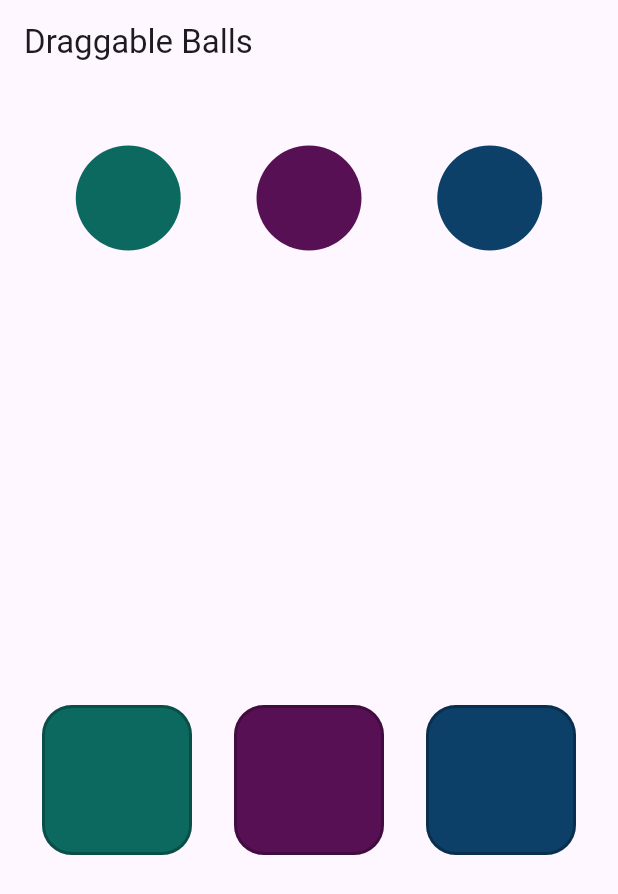
After one commit to fatima304/FatmaAtef_Week2_Challenges, a Flutter app: the screen it shows after launch, on a phone screen of 412 x 824 dp. The commit adds this screen. Shown: the top 894 px of the screen. Run offline on Flutter 3.47's test engine with Material 3 defaults, Android fonts, the phone set to English and light mode, and no system bars.

Commit message:
Challenge 2 done

```diff
--- /dev/null
+++ b/lib/challenge2/screens/challenge2.dart
@@ -0,0 +1,77 @@
+import 'package:challenges/challenge2/widgets/ball_widget.dart';
+import 'package:challenges/challenge2/widgets/color_dragger.dart';
+import 'package:flutter/material.dart';
+
+class DraggableTask extends StatefulWidget {
+  const DraggableTask({super.key});
+
+  @override
+  State<DraggableTask> createState() => _DraggableTaskState();
+}
+
+class _DraggableTaskState extends State<DraggableTask> {
+  final Map<Color, bool> matched = {
+    const Color.fromARGB(255, 12, 105, 96): false,
+    const Color.fromARGB(255, 88, 16, 85): false,
+    const Color.fromARGB(255, 13, 64, 105): false,
+  };
+
+  void confirmColor(Color incoming, Color target) {
+    setState(() {
+      if (incoming == target) {
+        matched[target] = true;
+        ScaffoldMessenger.of(
+          context,
+        ).showSnackBar(SnackBar(content: Text('Correct Color')));
+      } else {
+        ScaffoldMessenger.of(
+          context,
+        ).showSnackBar(const SnackBar(content: Text('Wrong drop. Try again.')));
+      }
+    });
+  }
+
+  @override
+  Widget build(BuildContext context) {
+    return Scaffold(
+      appBar: AppBar(title: const Text('Draggable Balls')),
+      body: Column(
+        children: [
+          const SizedBox(height: 16),
+          // Draggables row
+          SizedBox(
+            height: 120,
+            child: Row(
+              mainAxisAlignment: MainAxisAlignment.spaceEvenly,
+              children: matched.keys.map((color) {
+                final isMatched = matched[color]!;
+                return Draggable<Color>(
+                  data: color,
+                  feedback: buildBall(color, shadow: true),
+                  childWhenDragging: Opacity(
+                    opacity: 0.3,
+                    child: buildBall(color),
+                  ),
+                  child: buildBall(color, matched: isMatched),
+                );
+              }).toList(),
+            ),
+          ),
+          const SizedBox(height: 24),
+          Expanded(
+            child: Row(
+              mainAxisAlignment: MainAxisAlignment.spaceEvenly,
+              children: matched.keys.map((color) {
+                return ColorDragger(
+                  color: color,
+                  isMatched: matched[color]!,
+                  onAccept: (incoming) => confirmColor(incoming, color),
+                );
+              }).toList(),
+            ),
+          ),
+        ],
+      ),
+    );
+  }
+}
--- /dev/null
+++ b/lib/challenge2/widgets/ball_widget.dart
@@ -0,0 +1,21 @@
+import 'package:flutter/material.dart';
+
+Widget buildBall(Color color, {bool matched = false, bool shadow = false}) {
+  return Container(
+    width: 70,
+    height: 70,
+    decoration: BoxDecoration(
+      color: color,
+      shape: BoxShape.circle,
+      boxShadow: shadow
+          ? [
+              BoxShadow(
+                color: color.withOpacity(0.4),
+                blurRadius: 8,
+                spreadRadius: 2,
+              ),
+            ]
+          : null,
+    ),
+  );
+}
--- /dev/null
+++ b/lib/challenge2/widgets/color_dragger.dart
@@ -0,0 +1,44 @@
+import 'package:challenges/challenge2/widgets/ball_widget.dart';
+import 'package:flutter/material.dart';
+
+class ColorDragger extends StatelessWidget {
+  final Color color;
+  final bool isMatched;
+  final void Function(Color incoming) onAccept;
+
+  const ColorDragger({
+    super.key,
+    required this.color,
+    required this.isMatched,
+    required this.onAccept,
+  });
+
+  @override
+  Widget build(BuildContext context) {
+    return DragTarget<Color>(
+      onWillAccept: (_) => true,
+      onAccept: (incoming) => onAccept(incoming),
+      builder: (context, candidateData, rejectedData) {
+        final isHovering = candidateData.isNotEmpty;
+        return AnimatedContainer(
+          duration: const Duration(milliseconds: 250),
+          width: 100,
+          height: 100,
+          decoration: BoxDecoration(
+
+            borderRadius: BorderRadius.circular(20),
+            border: Border.all(
+              color: isHovering ? Colors.orange : Colors.black26,
+              width: 2,
+            ),
+            color: isMatched ? color.withOpacity(0.4) : color,
+          ),
+          child:   isMatched ?
+                Icon(Icons.check_circle, color: color, size: 50)
+              :
+                buildBall(color),
+        );
+      },
+    );
+  }
+}
--- a/lib/main.dart
+++ b/lib/main.dart
@@ -1,5 +1,4 @@
-import 'package:challenges/challenge1/ui/screen/challenge1_task.dart';
-import 'package:challenges/challenge2/challenge2.dart';
+import 'package:challenges/challenge2/screens/challenge2.dart';
 import 'package:flutter/material.dart';
 
 void main() {
@@ -13,7 +12,7 @@ class ChallengesApp extends StatelessWidget {
   Widget build(BuildContext context) {
     return MaterialApp(
       debugShowCheckedModeBanner: false,
-      home: Challenge1(),
+      home: DraggableTask(),
       );
   }
 }
```
Also changed, not shown: lib/challenge2/challenge2.dart (deleted).
